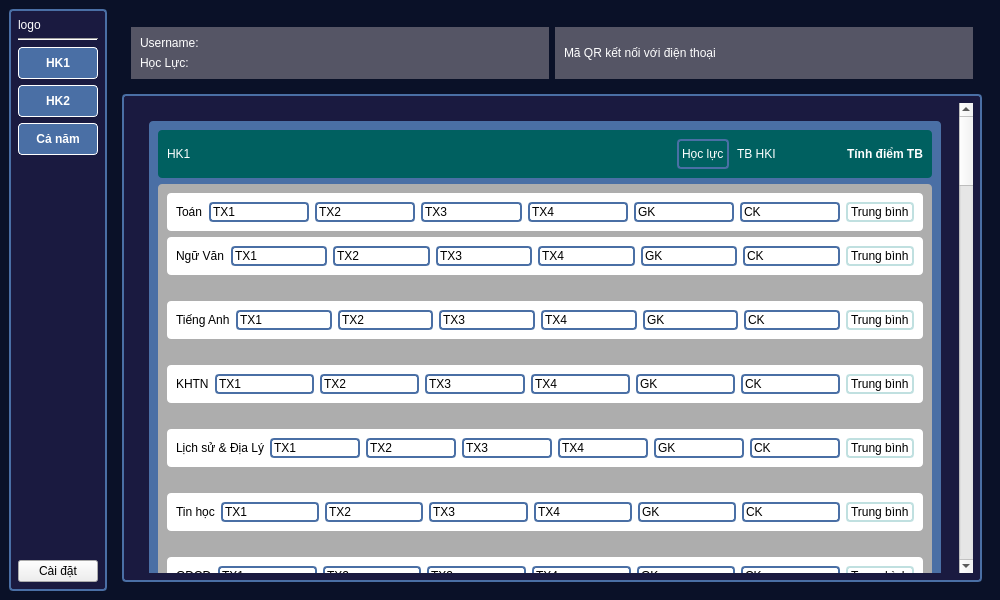
Above: ui/home.ui from KietIT-bip-bip/PTA39-SPCK before the change. Below: the same form after it.
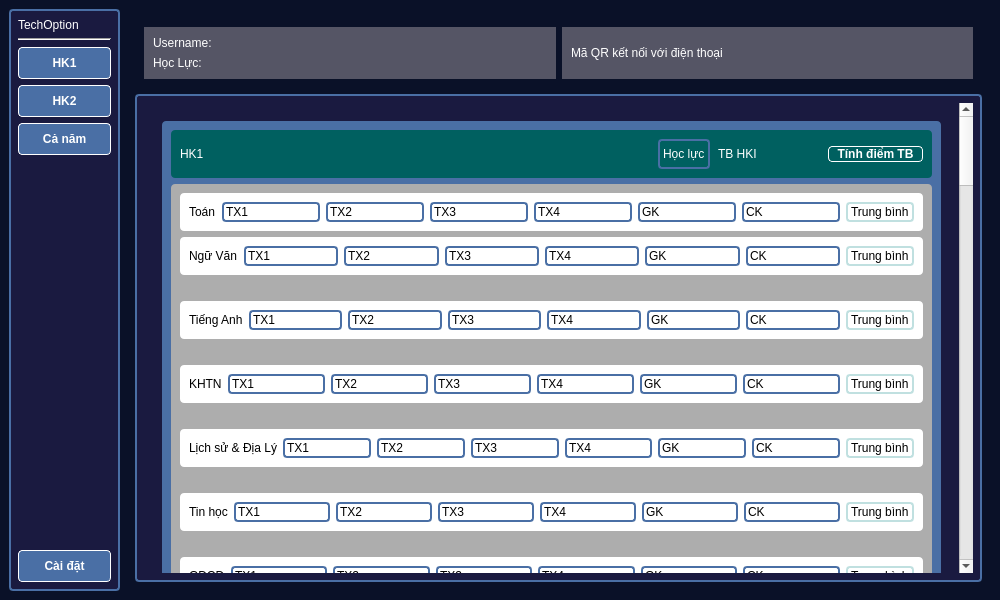
That is the form after the change.

Patch:
```diff
--- a/ui/home.ui
+++ b/ui/home.ui
@@ -51,7 +51,7 @@
           <string notr="true">color: rgb(255, 255, 255);</string>
          </property>
          <property name="text">
-          <string>logo</string>
+          <string>TechOption</string>
          </property>
          <property name="scaledContents">
           <bool>true</bool>
@@ -146,6 +146,33 @@
        </item>
        <item>
         <widget class="QPushButton" name="nut_caidat">
+         <property name="minimumSize">
+          <size>
+           <width>93</width>
+           <height>32</height>
+          </size>
+         </property>
+         <property name="maximumSize">
+          <size>
+           <width>93</width>
+           <height>16777215</height>
+          </size>
+         </property>
+         <property name="styleSheet">
+          <string notr="true">#nut_caidat {
+    background-color: #4A6FA5; 
+    color: white;              
+    border: 1px solid #ffffff; 
+    border-radius: 4px;
+    
+    min-height: 30px;     /* Bằng chiều cao nút trên cho đều */
+    font-size: 12px;
+    font-weight: bold;
+}
+#nut_caidat:hover {
+    background-color: #3b5c8a;
+}</string>
+         </property>
          <property name="text">
           <string>Cài đặt</string>
          </property>
@@ -250,9 +277,9 @@
              <property name="geometry">
               <rect>
                <x>0</x>
-               <y>-1968</y>
-               <width>830</width>
-               <height>3018</height>
+               <y>-917</y>
+               <width>791</width>
+               <height>3022</height>
               </rect>
              </property>
              <layout class="QVBoxLayout" name="verticalLayout_5">
@@ -400,6 +427,18 @@
                        </item>
                        <item>
                         <widget class="QPushButton" name="nut_tinh_tb_hk">
+                         <property name="minimumSize">
+                          <size>
+                           <width>95</width>
+                           <height>0</height>
+                          </size>
+                         </property>
+                         <property name="maximumSize">
+                          <size>
+                           <width>95</width>
+                           <height>16777215</height>
+                          </size>
+                         </property>
                          <property name="font">
                           <font>
                            <pointsize>9</pointsize>
@@ -407,6 +446,10 @@
                            <bold>true</bold>
                           </font>
                          </property>
+                         <property name="styleSheet">
+                          <string notr="true">    border: 1px solid #ffffff; 
+    border-radius: 4px;</string>
+                         </property>
                          <property name="text">
                           <string>Tính điểm TB</string>
                          </property>
```
Left out of the diff: 16 changed lines with no effect on the pictures.
